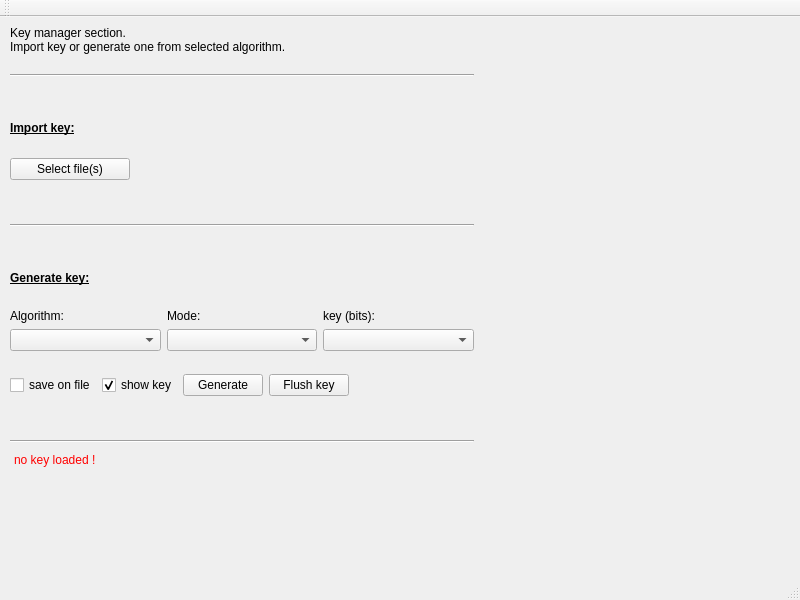
Above: mainwindow.ui from redazzalpha/xkrypt before the change. Below: the same form after it.
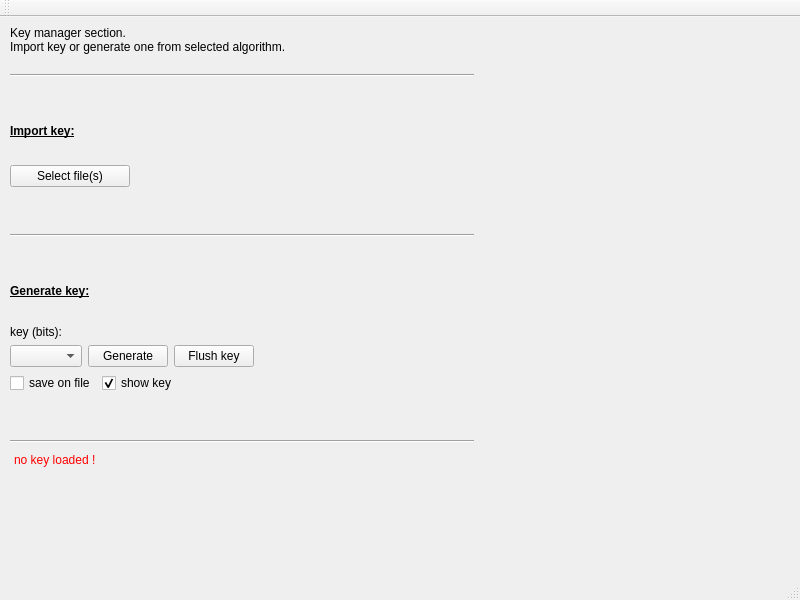
That is the form after the change.

Commit message: modify ui & add key length

```diff
--- a/mainwindow.ui
+++ b/mainwindow.ui
@@ -179,62 +179,71 @@
         </spacer>
        </item>
        <item>
-        <layout class="QVBoxLayout" name="vlayout_1">
+        <layout class="QVBoxLayout" name="vlayout_5">
          <item>
-          <layout class="QHBoxLayout" name="hlayout_1">
-           <item>
-            <widget class="QLabel" name="label_5">
-             <property name="text">
-              <string>Algorithm:</string>
-             </property>
-            </widget>
-           </item>
-           <item>
-            <widget class="QLabel" name="label_6">
-             <property name="text">
-              <string>Mode:</string>
-             </property>
-            </widget>
-           </item>
-           <item>
-            <widget class="QLabel" name="label_7">
-             <property name="text">
-              <string>key (bits):</string>
-             </property>
-            </widget>
-           </item>
-          </layout>
+          <widget class="QLabel" name="label_13">
+           <property name="text">
+            <string>key (bits):</string>
+           </property>
+          </widget>
          </item>
          <item>
-          <layout class="QHBoxLayout" name="hlayout">
+          <layout class="QHBoxLayout" name="horizontalLayout">
            <item>
-            <widget class="QComboBox" name="m_keyMAlgs"/>
+            <widget class="QComboBox" name="m_keyMKeyLength">
+             <property name="minimumSize">
+              <size>
+               <width>70</width>
+               <height>0</height>
+              </size>
+             </property>
+            </widget>
            </item>
            <item>
-            <widget class="QComboBox" name="m_keyMModes"/>
+            <widget class="QPushButton" name="m_keyMGenerateBtn">
+             <property name="maximumSize">
+              <size>
+               <width>120</width>
+               <height>16777215</height>
+              </size>
+             </property>
+             <property name="text">
+              <string>Generate</string>
+             </property>
+            </widget>
            </item>
            <item>
-            <widget class="QComboBox" name="m_keyMKeys"/>
+            <widget class="QPushButton" name="m_keyMFlushBtn">
+             <property name="maximumSize">
+              <size>
+               <width>120</width>
+               <height>16777215</height>
+              </size>
+             </property>
+             <property name="text">
+              <string>Flush key</string>
+             </property>
+            </widget>
+           </item>
+           <item>
+            <spacer name="horizontalSpacer_2">
+             <property name="orientation">
+              <enum>Qt::Horizontal</enum>
+             </property>
+             <property name="sizeHint" stdset="0">
+              <size>
+               <width>40</width>
+               <height>20</height>
+              </size>
+             </property>
+            </spacer>
            </item>
           </layout>
          </item>
         </layout>
        </item>
        <item>
-        <spacer name="verticalSpacer_7">
-         <property name="orientation">
-          <enum>Qt::Vertical</enum>
-         </property>
-         <property name="sizeHint" stdset="0">
-          <size>
-           <width>20</width>
-           <height>200</height>
-          </size>
-         </property>
-        </spacer>
-       </item>
-       <item>
-        <layout class="QHBoxLayout" name="horizontalLayout">
+        <layout class="QHBoxLayout" name="hlayout">
          <item>
           <widget class="QCheckBox" name="m_keyMSaveOnF">
            <property name="maximumSize">
@@ -261,32 +270,6 @@
            </property>
           </widget>
          </item>
-         <item>
-          <widget class="QPushButton" name="m_keyMGenerateBtn">
-           <property name="maximumSize">
-            <size>
-             <width>120</width>
-             <height>16777215</height>
-            </size>
-           </property>
-           <property name="text">
-            <string>Generate</string>
-           </property>
-          </widget>
-         </item>
-         <item>
-          <widget class="QPushButton" name="m_keyMFlushBtn">
-           <property name="maximumSize">
-            <size>
-             <width>120</width>
-             <height>16777215</height>
-            </size>
-           </property>
-           <property name="text">
-            <string>Flush key</string>
-           </property>
-          </widget>
-         </item>
          <item>
           <spacer name="horizontalSpacer">
            <property name="orientation">
@@ -592,6 +575,45 @@
          </property>
         </widget>
        </item>
+       <item>
+        <layout class="QVBoxLayout" name="vlayout_1">
+         <item>
+          <layout class="QHBoxLayout" name="hlayout_1">
+           <item>
+            <widget class="QLabel" name="label_5">
+             <property name="text">
+              <string>Algorithm:</string>
+             </property>
+            </widget>
+           </item>
+           <item>
+            <widget class="QLabel" name="label_6">
+             <property name="text">
+              <string>Mode:</string>
+             </property>
+            </widget>
+           </item>
+           <item>
+            <widget class="QLabel" name="label_7">
+             <property name="text">
+              <string>key (bits):</string>
+             </property>
+            </widget>
+           </item>
+          </layout>
+         </item>
+         <item>
+          <layout class="QHBoxLayout" name="hlayout_2">
+           <item>
+            <widget class="QComboBox" name="m_keyMAlgs"/>
+           </item>
+           <item>
+            <widget class="QComboBox" name="m_keyMModes"/>
+           </item>
+          </layout>
+         </item>
+        </layout>
+       </item>
        <item>
         <widget class="QPushButton" name="m_decryptBtn">
          <property name="text">
```
Left out of the diff: 52 changed lines with no effect on the pictures. The commit also changes 14 other files.
